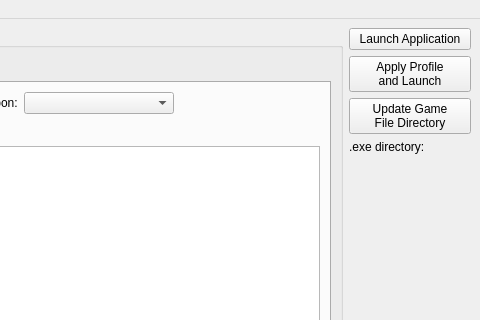
JordanViramontes/Cave-Story-Profile-Manager, file mainwindow.ui: the form before one commit; both pictures show x 520 to 1000 and y 0 to 320 of the 1000 by 600 pixel window.
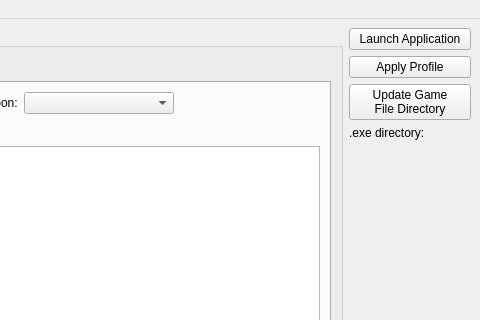
The form after the commit. Custom widgets are drawn as their Qt base class.

Commit message: subclassed profile tree views in order to disable highlighting files that aren't active

```diff
--- a/mainwindow.ui
+++ b/mainwindow.ui
@@ -413,8 +413,7 @@
         <item>
          <widget class="QPushButton" name="runPushButton">
           <property name="text">
-           <string>Apply Profile
-and Launch</string>
+           <string>Apply Profile</string>
           </property>
          </widget>
         </item>
@@ -523,6 +522,11 @@
    <header location="global">qweaponordertable.h</header>
    <container>1</container>
   </customwidget>
+  <customwidget>
+   <class>QProfileViewTree</class>
+   <extends>QTreeView</extends>
+   <header>qprofileviewtree.h</header>
+  </customwidget>
  </customwidgets>
  <resources/>
  <connections/>
```
Left out of the diff: 4 changed lines with no effect on the pictures. The commit also changes 4 other files.
